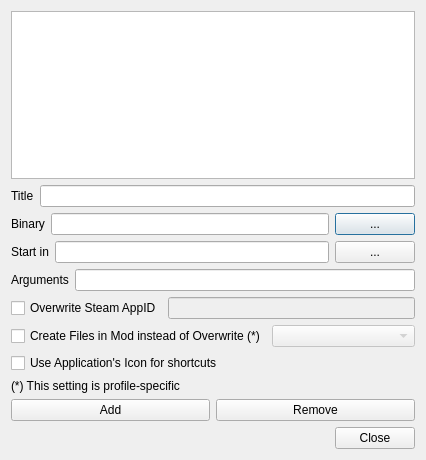
First picture: the form in modorganizer/src/editexecutablesdialog.ui, repository Holt59/mo2-merge, before the edit.
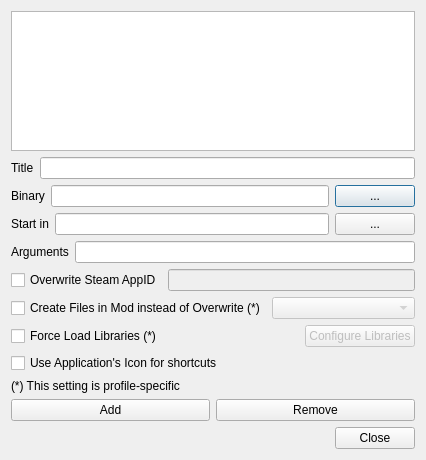
Second picture: the form after the edit. Icons and pictures are not drawn.

Commit message: [modorganizer] Support for force loading libraries

```diff
--- a/modorganizer/src/editexecutablesdialog.ui
+++ b/modorganizer/src/editexecutablesdialog.ui
@@ -191,6 +191,43 @@
      </item>
     </layout>
    </item>
+   <item>
+    <layout class="QHBoxLayout" name="horizontalLayout_8">
+     <item>
+      <widget class="QCheckBox" name="forceLoadCheckBox">
+       <property name="toolTip">
+        <string>If this is enabled, the configured libraries will be automatically loaded when this executable is launched.</string>
+       </property>
+       <property name="text">
+        <string>Force Load Libraries (*)</string>
+       </property>
+      </widget>
+     </item>
+     <item>
+      <spacer name="horizontalSpacer_2">
+       <property name="orientation">
+        <enum>Qt::Horizontal</enum>
+       </property>
+       <property name="sizeHint" stdset="0">
+        <size>
+         <width>40</width>
+         <height>20</height>
+        </size>
+       </property>
+      </spacer>
+     </item>
+     <item>
+      <widget class="QPushButton" name="forceLoadButton">
+       <property name="enabled">
+        <bool>false</bool>
+       </property>
+       <property name="text">
+        <string>Configure Libraries</string>
+       </property>
+      </widget>
+     </item>
+    </layout>
+   </item>
    <item>
     <widget class="QCheckBox" name="useAppIconCheckBox">
      <property name="text">
```
The commit also changes 22 other files.
